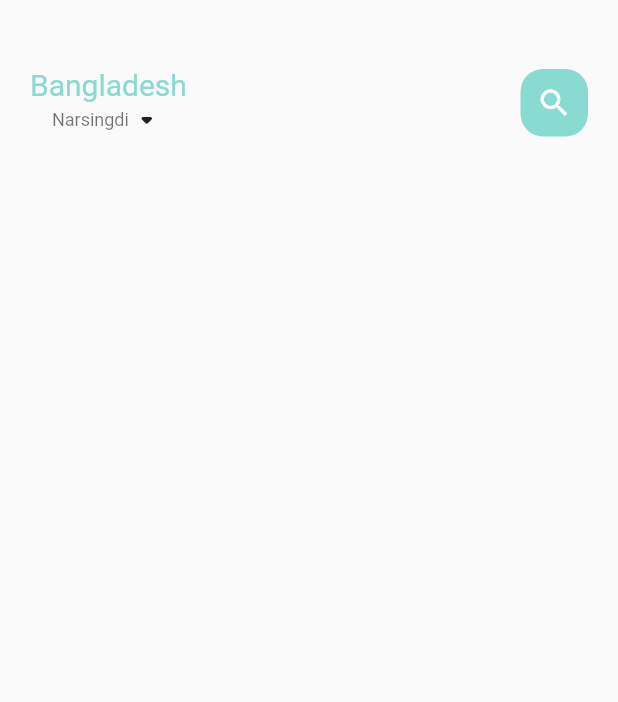
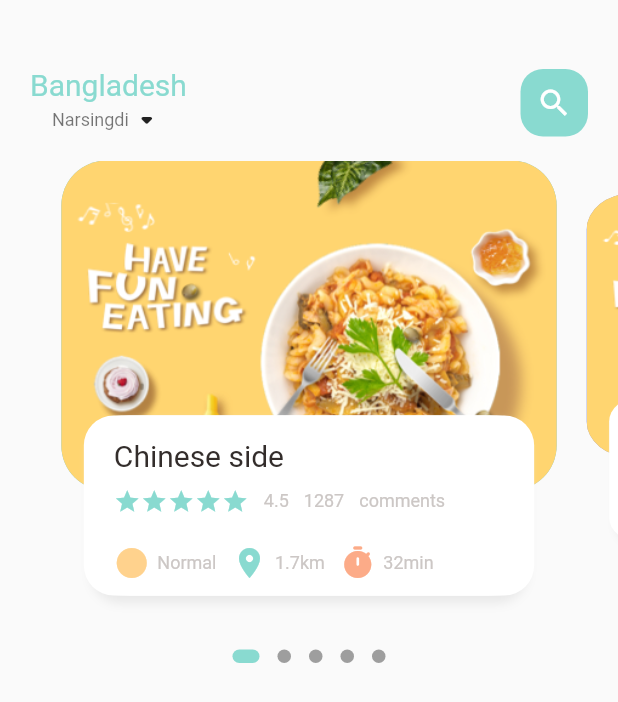
Before and after one commit to Weidaicheng/food_delivery, a Flutter app: the screen it shows after launch, on a phone screen of 412 x 824 dp. Shown: the top 702 px of the screen. Run offline on Flutter 3.47's test engine with Material 2 defaults, Android fonts, the phone set to English and light mode, and no system bars; drawn by our look-alikes of dots_indicator.

Commit message:
food page body

```diff
--- a/lib/home/food_page_body.dart
+++ b/lib/home/food_page_body.dart
@@ -1,4 +1,10 @@
+import 'package:dots_indicator/dots_indicator.dart';
 import 'package:flutter/cupertino.dart';
+import 'package:flutter/material.dart';
+import 'package:food_delivery/utils/colors.dart';
+import 'package:food_delivery/widgets/big_text.dart';
+import 'package:food_delivery/widgets/icon_and_text_widget.dart';
+import 'package:food_delivery/widgets/small_text.dart';
 
 class FoodPageBody extends StatefulWidget {
   const FoodPageBody({Key? key}) : super(key: key);
@@ -8,8 +14,162 @@ class FoodPageBody extends StatefulWidget {
 }
 
 class _FoodPageBodyState extends State<FoodPageBody> {
+  PageController pageController = PageController(viewportFraction: 0.85);
+  var _currPageValue = 0.0;
+  double _scaleFactor = 0.8;
+  double _height = 220;
+
+  @override
+  void initState() {
+    super.initState();
+
+    pageController.addListener(() {
+      setState(() {
+        _currPageValue = pageController.page!;
+      });
+    });
+  }
+
+  @override
+  void dispose() {
+    super.dispose();
+
+    pageController.dispose();
+  }
+
   @override
   Widget build(BuildContext context) {
-    return Container();
+    return Column(
+      children: [
+        Container(
+          height: 320,
+          child: PageView.builder(
+              controller: pageController,
+              itemCount: 5,
+              itemBuilder: (context, position) {
+                return _buildPageItem(position);
+              }),
+        ),
+        new DotsIndicator(
+          dotsCount: 5,
+          position: _currPageValue,
+          decorator: DotsDecorator(
+            activeColor: AppColors.mainColor,
+            size: const Size.square(9.0),
+            activeSize: Size(18.0, 9.0),
+            activeShape: RoundedRectangleBorder(borderRadius: BorderRadius.circular(5.0))
+          ),
+        )
+      ],
+    );
+  }
+
+  Widget _buildPageItem(int index) {
+    Matrix4 matrix = new Matrix4.identity();
+    if (index == _currPageValue.floor()) {
+      var currScale = 1 - (_currPageValue - index) * (1 - _scaleFactor);
+      var currTrans = _height * (1 - currScale) / 2;
+      matrix = Matrix4.diagonal3Values(1, currScale, 1)..setTranslationRaw(0, currTrans, 0);
+    } else if (index == _currPageValue.floor() + 1) {
+      var currScale = _scaleFactor + (_currPageValue - index + 1) * (1 - _scaleFactor);
+      var currTrans = _height * (1 - currScale) / 2;
+      matrix = Matrix4.diagonal3Values(1, currScale, 1)..setTranslationRaw(0, currTrans, 0);
+    } else if (index == _currPageValue.floor() - 1) {
+      var currScale = 1 - (_currPageValue - index) * (1 - _scaleFactor);
+      var currTrans = _height * (1 - currScale) / 2;
+      matrix = Matrix4.diagonal3Values(1, currScale, 1)..setTranslationRaw(0, currTrans, 0);
+    } else {
+      var currScale = 0.8;
+      matrix = Matrix4.diagonal3Values(1, currScale, 1)..setTranslationRaw(0, _height * (1 - _scaleFactor) / 2, 1);
+    }
+
+    return Transform(
+      transform: matrix,
+      child: Stack(
+        children: [
+          Container(
+            height: 220,
+            margin: EdgeInsets.only(left: 10, right: 10),
+            decoration: BoxDecoration(
+                borderRadius: BorderRadius.circular(30),
+                color: index.isEven ? Color(0xFF69c5df) : Color(0xFF9294cc),
+                image: DecorationImage(
+                    fit: BoxFit.cover,
+                    image: AssetImage("assets/image/food0.png")
+                )
+            ),
+          ),
+          Align(
+            alignment: Alignment.bottomCenter,
+            child: Container(
+              height: 120,
+              margin: EdgeInsets.only(left: 30, right: 30, bottom: 30),
+              decoration: BoxDecoration(
+                borderRadius: BorderRadius.circular(20),
+                color: Colors.white,
+                boxShadow: [
+                  BoxShadow(
+                    color: Color(0xFFe8e8e8),
+                    blurRadius: 5.0,
+                    offset: Offset(0, 5)
+                  ),
+                  BoxShadow(
+                    color: Colors.white,
+                    offset: Offset(-5, 0)
+                  ),
+                  BoxShadow(
+                      color: Colors.white,
+                      offset: Offset(5, 0)
+                  ),
+                ]
+              ),
+              child: Container(
+                padding: EdgeInsets.only(top:15, left: 15, right: 15),
+                child: Column(
+                  crossAxisAlignment: CrossAxisAlignment.start,
+                  children: [
+                    BigText(text: "Chinese side"),
+                    SizedBox(height: 10),
+                    Row(
+                      children: [
+                        Wrap(
+                          children: List.generate(5, (index) => Icon(Icons.star, color: AppColors.mainColor, size: 18,)),
+                        ),
+                        SizedBox(width: 10,),
+                        SmallText(text: "4.5"),
+                        SizedBox(width: 10,),
+                        SmallText(text: "1287",),
+                        SizedBox(width: 10,),
+                        SmallText(text: "comments")
+                      ],
+                    ),
+                    SizedBox(height: 20,),
+                    Row(
+                      children: [
+                        IconAndTextWidget(
+                            icon: Icons.circle,
+                            text: "Normal",
+                            iconColor: AppColors.iconColor1),
+                        SizedBox(width: 10),
+                        IconAndTextWidget(
+                            icon: Icons.location_on,
+                            text: "1.7km",
+                            iconColor: AppColors.mainColor),
+                        SizedBox(width: 10),
+                        IconAndTextWidget(
+                            icon: Icons.timer_rounded,
+                            text: "32min",
+                            iconColor: AppColors.iconColor2),
+                      ],
+                    )
+                  ],
+                ),
+              ),
+            ),
+          ),
+
+        ],
+      ),
+    );
   }
 }
--- a/lib/home/main_food_page.dart
+++ b/lib/home/main_food_page.dart
@@ -1,5 +1,6 @@
 import 'package:flutter/cupertino.dart';
 import 'package:flutter/material.dart';
+import 'package:food_delivery/home/food_page_body.dart';
 import 'package:food_delivery/utils/colors.dart';
 import 'package:food_delivery/widgets/big_text.dart';
 import 'package:food_delivery/widgets/small_text.dart';
@@ -17,6 +18,7 @@ class _MainFoodPageState extends State<MainFoodPage> {
     return Scaffold(
       body: Column(
         children: [
+          // showing the header
           Container(
             child: Container(
               margin: EdgeInsets.only(top: 45, bottom: 15),
@@ -51,7 +53,9 @@ class _MainFoodPageState extends State<MainFoodPage> {
                 ],
               ),
             ),
-          )
+          ),
+          // showing the body
+          FoodPageBody(),
         ],
       ),
     );
--- /dev/null
+++ b/lib/widgets/icon_and_text_widget.dart
@@ -0,0 +1,23 @@
+import 'package:flutter/cupertino.dart';
+import 'package:food_delivery/widgets/small_text.dart';
+
+class IconAndTextWidget extends StatelessWidget {
+  final IconData icon;
+  final String text;
+  final Color iconColor;
+  const IconAndTextWidget({Key? key,
+    required this.icon,
+    required this.text,
+    required this.iconColor}) : super(key: key);
+
+  @override
+  Widget build(BuildContext context) {
+    return Row(
+      children: [
+        Icon(icon, color: iconColor,),
+        SizedBox(width: 5,),
+        SmallText(text: text,),
+      ],
+    );
+  }
+}
--- a/pubspec.yaml
+++ b/pubspec.yaml
@@ -29,6 +29,7 @@ environment:
 dependencies:
   flutter:
     sdk: flutter
+  dots_indicator: ^2.1.0
 
 
   # The following adds the Cupertino Icons font to your application.
```
Also changed, not shown: pubspec.lock, 1 other file.
